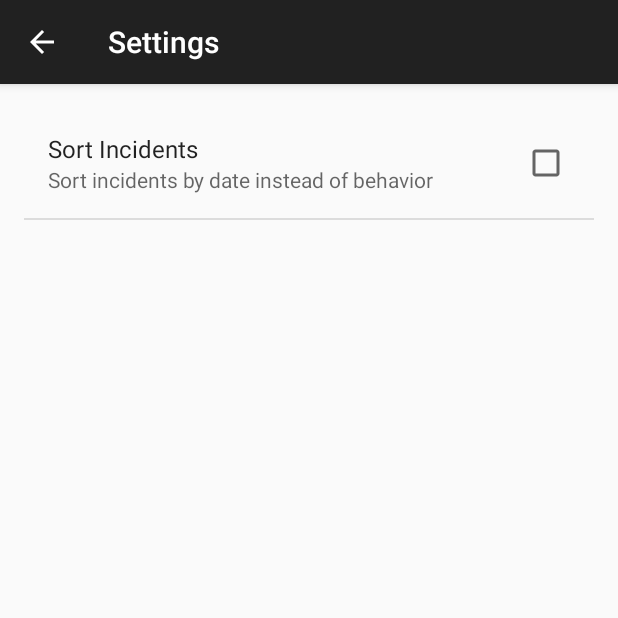
After one commit to michaelbz1/and_studio_students_crud_and_checklist-v4, an Android app: the PrefsActivity1 screen opened directly, with no data from a screen before it, on a phone screen of 412 x 824 dp, the top half of it. The commit adds this screen. Run offline under Robolectric (Android 15) with nearby library versions, the phone set to English and light mode, and no system bars.

Commit message:
change the sort order of the incidents in the 'report' and list through the preferences

```diff
--- /dev/null
+++ b/app/src/main/java/com/mrbzclass/studentincidents/PrefsActivity1.java
@@ -0,0 +1,37 @@
+package com.mrbzclass.studentincidents;
+
+import android.os.Bundle;
+import android.preference.PreferenceFragment;
+import android.support.annotation.Nullable;
+import android.support.v7.app.AppCompatActivity;
+
+import com.mrbzclass.studentincidents.R;
+
+public class PrefsActivity1 extends AppCompatActivity {
+
+    private static final String TAG = "PrefsActivity";
+
+    @Override
+    protected void onCreate(@Nullable Bundle savedInstanceState) {
+        super.onCreate(savedInstanceState);
+        setContentView(R.layout.activity_prefs);
+
+        getFragmentManager()
+                .beginTransaction()
+                .add(R.id.prefs_content, new SettingsFragment())
+                .commit();
+
+    }
+
+    public static class SettingsFragment extends PreferenceFragment {
+        @Override
+        public void onCreate(Bundle savedInstanceState) {
+            super.onCreate(savedInstanceState);
+            addPreferencesFromResource(R.xml.settings1);
+        }
+    }
+
+    @Override
+    public void onBackPressed() {
+    }
+}
--- /dev/null
+++ b/app/src/main/res/layout/activity_incidents.xml
@@ -0,0 +1,6 @@
+<?xml version="1.0" encoding="utf-8"?>
+<ExpandableListView xmlns:android="http://schemas.android.com/apk/res/android"
+    android:id="@android:id/list"
+    android:layout_width="match_parent"
+    android:layout_height="match_parent"
+    android:drawSelectorOnTop="false" />
--- a/app/src/main/res/values/strings.xml
+++ b/app/src/main/res/values/strings.xml
@@ -31,6 +31,7 @@
     </string-array>
     <string name="sign_in">Sign In</string>
     <string name="pref_display_grid">pref_display_grid</string>
+    <string name="pref_sort_by_date">pref_sort_by_date</string>
     <string name="settings">Settings</string>
     <string name="display_in_grid">Display in grid</string>
     <string name="display_all">All</string>
--- a/app/src/main/res/xml/settings.xml
+++ b/app/src/main/res/xml/settings.xml
@@ -6,6 +6,12 @@
         android:title="@string/display_in_grid"
         android:summary="Display menu data in a multi-column grid"
         android:key="@string/pref_display_grid" />
+
+    <CheckBoxPreference
+        android:defaultValue="false"
+        android:title="Sort Incidents"
+        android:summary="Sort incidents by date instead of behavior"
+        android:key="@string/pref_sort_by_date" />
 
     <Preference
         android:title="Consequence List"
--- /dev/null
+++ b/app/src/main/res/xml/settings1.xml
@@ -0,0 +1,13 @@
+<?xml version="1.0" encoding="utf-8"?>
+<PreferenceScreen xmlns:android="http://schemas.android.com/apk/res/android">
+
+
+
+    <CheckBoxPreference
+        android:defaultValue="false"
+        android:title="Sort Incidents"
+        android:summary="Sort incidents by date instead of behavior"
+        android:key="@string/pref_sort_by_date" />
+
+
+</PreferenceScreen>
```
Also changed, not shown: app/src/main/AndroidManifest.xml (+15 -4 lines), app/src/main/java/com/mrbzclass/studentincidents/DBIncidentManager.java (+24 -10 lines), app/src/main/java/com/mrbzclass/studentincidents/IncidenbystudentActivity.java (+105 -27 lines), app/src/main/java/com/mrbzclass/studentincidents/IncidentListActivity.java (+13 -1 lines), app/src/main/java/com/mrbzclass/studentincidents/MainActivity.java (+7 -3 lines), app/src/main/res/menu/behaviorsbystudent_menu.xml (added, +10 -0 lines).
